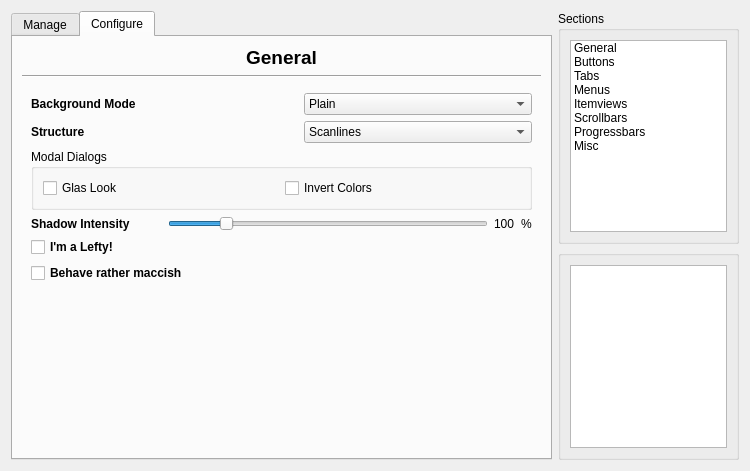
First picture: the form in config/config.ui, repository deiv/bespin-pkg, before the edit.
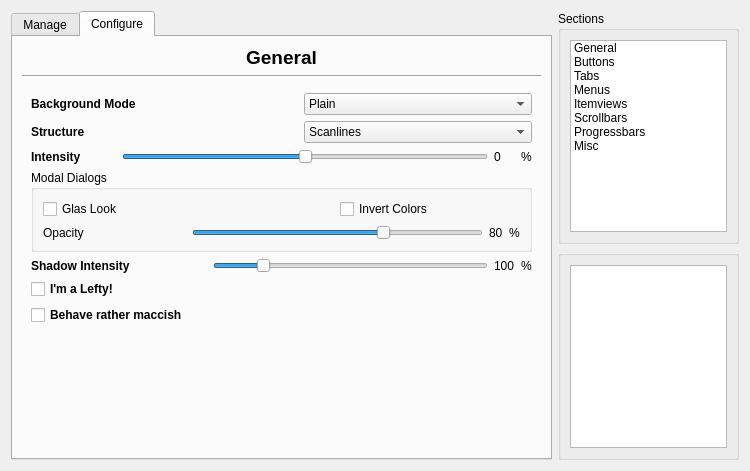
Second picture: the form after the edit. The open tabs and pages were chosen to show the change.

Diff of the .ui file:
```diff
--- a/config/config.ui
+++ b/config/config.ui
@@ -241,11 +241,11 @@
        <item row="2" column="0" >
         <widget class="QStackedWidget" name="sections" >
          <property name="currentIndex" >
-          <number>1</number>
+          <number>0</number>
          </property>
          <widget class="QWidget" name="Seite_2" >
           <layout class="QGridLayout" >
-           <item row="0" column="0" colspan="2" >
+           <item row="0" column="0" colspan="3" >
             <widget class="QLabel" name="label" >
              <property name="font" >
               <font>
@@ -258,7 +258,7 @@
              </property>
             </widget>
            </item>
-           <item row="0" column="2" colspan="3" >
+           <item row="0" column="3" colspan="3" >
             <widget class="QComboBox" name="bgMode" >
              <item>
               <property name="text" >
@@ -287,7 +287,7 @@
              </item>
             </widget>
            </item>
-           <item row="1" column="0" colspan="2" >
+           <item row="1" column="0" colspan="3" >
             <widget class="QLabel" name="labelStructure" >
              <property name="font" >
               <font>
@@ -300,7 +300,7 @@
              </property>
             </widget>
            </item>
-           <item row="1" column="2" colspan="3" >
+           <item row="1" column="3" colspan="3" >
             <widget class="QComboBox" name="structure" >
              <item>
               <property name="text" >
@@ -334,30 +334,134 @@
              </item>
             </widget>
            </item>
-           <item row="2" column="0" colspan="5" >
+           <item row="2" column="0" >
+            <widget class="QLabel" name="label_35" >
+             <property name="font" >
+              <font>
+               <weight>75</weight>
+               <bold>true</bold>
+              </font>
+             </property>
+             <property name="text" >
+              <string>Intensity</string>
+             </property>
+            </widget>
+           </item>
+           <item row="2" column="1" colspan="3" >
+            <widget class="QSlider" name="bgIntensity" >
+             <property name="minimum" >
+              <number>-50</number>
+             </property>
+             <property name="maximum" >
+              <number>50</number>
+             </property>
+             <property name="orientation" >
+              <enum>Qt::Horizontal</enum>
+             </property>
+            </widget>
+           </item>
+           <item row="2" column="4" >
+            <widget class="QLabel" name="label_36" >
+             <property name="sizePolicy" >
+              <sizepolicy vsizetype="Preferred" hsizetype="Maximum" >
+               <horstretch>0</horstretch>
+               <verstretch>0</verstretch>
+              </sizepolicy>
+             </property>
+             <property name="text" >
+              <string>0</string>
+             </property>
+            </widget>
+           </item>
+           <item row="2" column="5" >
+            <widget class="QLabel" name="label_37" >
+             <property name="sizePolicy" >
+              <sizepolicy vsizetype="Preferred" hsizetype="Maximum" >
+               <horstretch>0</horstretch>
+               <verstretch>0</verstretch>
+              </sizepolicy>
+             </property>
+             <property name="text" >
+              <string>%</string>
+             </property>
+            </widget>
+           </item>
+           <item row="3" column="0" colspan="6" >
             <widget class="QGroupBox" name="groupBox_6" >
              <property name="title" >
               <string>Modal Dialogs</string>
              </property>
              <layout class="QGridLayout" >
-              <item row="0" column="0" >
+              <item row="0" column="0" colspan="2" >
                <widget class="QCheckBox" name="modalGlas" >
                 <property name="text" >
                  <string>Glas Look</string>
                 </property>
                </widget>
               </item>
-              <item row="0" column="1" >
+              <item row="0" column="2" colspan="3" >
                <widget class="QCheckBox" name="modalInvert" >
                 <property name="text" >
                  <string>Invert Colors</string>
                 </property>
                </widget>
               </item>
+              <item row="1" column="0" >
+               <widget class="QLabel" name="label_34" >
+                <property name="text" >
+                 <string>Opacity</string>
+                </property>
+               </widget>
+              </item>
+              <item row="1" column="1" colspan="2" >
+               <widget class="QSlider" name="modalOpacity" >
+                <property name="minimum" >
+                 <number>40</number>
+                </property>
+                <property name="maximum" >
+                 <number>100</number>
+                </property>
+                <property name="singleStep" >
+                 <number>10</number>
+                </property>
+                <property name="value" >
+                 <number>80</number>
+                </property>
+                <property name="orientation" >
+                 <enum>Qt::Horizontal</enum>
+                </property>
+               </widget>
+              </item>
+              <item row="1" column="3" >
+               <widget class="QLabel" name="label_32" >
+                <property name="sizePolicy" >
+                 <sizepolicy vsizetype="Preferred" hsizetype="Maximum" >
+                  <horstretch>0</horstretch>
+                  <verstretch>0</verstretch>
+                 </sizepolicy>
+                </property>
+                <property name="text" >
+                 <string>80</string>
+                </property>
+               </widget>
+              </item>
+              <item row="1" column="4" >
+               <widget class="QLabel" name="label_33" >
+                <property name="sizePolicy" >
+                 <sizepolicy vsizetype="Preferred" hsizetype="Maximum" >
+                  <horstretch>0</horstretch>
+                  <verstretch>0</verstretch>
+                 </sizepolicy>
+                </property>
+                <property name="text" >
+                 <string>%</string>
+                </property>
+               </widget>
+              </item>
              </layout>
             </widget>
            </item>
-           <item row="3" column="0" >
+           <item row="4" column="0" colspan="2" >
             <widget class="QLabel" name="label_28" >
              <property name="sizePolicy" >
               <sizepolicy vsizetype="Preferred" hsizetype="Minimum" >
@@ -376,7 +480,7 @@
              </property>
             </widget>
            </item>
-           <item row="3" column="1" colspan="2" >
+           <item row="4" column="2" colspan="2" >
             <widget class="QSlider" name="shadowIntensity" >
              <property name="minimum" >
               <number>50</number>
@@ -392,7 +496,7 @@
              </property>
             </widget>
            </item>
-           <item row="3" column="3" >
+           <item row="4" column="4" >
             <widget class="QLabel" name="label_29" >
              <property name="sizePolicy" >
               <sizepolicy vsizetype="Preferred" hsizetype="Maximum" >
@@ -405,7 +509,7 @@
              </property>
             </widget>
            </item>
-           <item row="3" column="4" >
+           <item row="4" column="5" >
             <widget class="QLabel" name="label_30" >
              <property name="sizePolicy" >
               <sizepolicy vsizetype="Preferred" hsizetype="Maximum" >
@@ -418,7 +522,7 @@
              </property>
             </widget>
            </item>
-           <item row="4" column="0" colspan="2" >
+           <item row="5" column="0" colspan="3" >
             <widget class="QCheckBox" name="leftHanded" >
              <property name="font" >
               <font>
@@ -431,7 +535,7 @@
              </property>
             </widget>
            </item>
-           <item row="5" column="0" colspan="2" >
+           <item row="6" column="0" colspan="3" >
             <widget class="QCheckBox" name="macStyle" >
              <property name="font" >
               <font>
@@ -444,7 +548,7 @@
              </property>
             </widget>
            </item>
-           <item row="6" column="2" colspan="3" >
+           <item row="7" column="3" colspan="3" >
             <spacer>
              <property name="orientation" >
               <enum>Qt::Vertical</enum>
@@ -452,7 +556,7 @@
              <property name="sizeHint" >
               <size>
                <width>228</width>
-               <height>82</height>
+               <height>39</height>
               </size>
              </property>
             </spacer>
```
Left out of the diff: 64 changed lines with no effect on the pictures.
